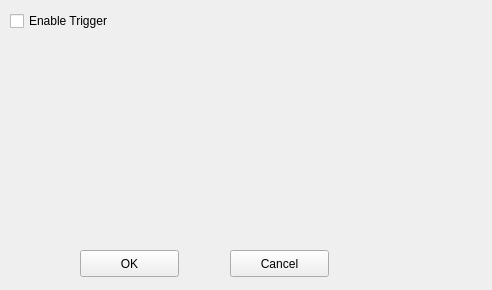
Above: src/triggersetting.ui from ClementINSA/SerialPlot before the change. Below: the same form after it.
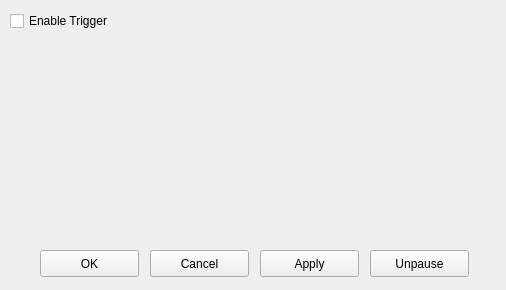
That is the form after the change.

Diff of the .ui file:
```diff
--- a/src/triggersetting.ui
+++ b/src/triggersetting.ui
@@ -6,7 +6,7 @@
    <rect>
     <x>0</x>
     <y>0</y>
-    <width>492</width>
+    <width>506</width>
     <height>290</height>
    </rect>
   </property>
@@ -31,7 +31,7 @@
     <rect>
      <x>10</x>
      <y>40</y>
-     <width>471</width>
+     <width>481</width>
      <height>191</height>
     </rect>
    </property>
@@ -44,7 +44,7 @@
   <widget class="QPushButton" name="pbOk">
    <property name="geometry">
     <rect>
-     <x>80</x>
+     <x>40</x>
      <y>250</y>
      <width>99</width>
      <height>27</height>
@@ -57,7 +57,7 @@
   <widget class="QPushButton" name="pbCancel">
    <property name="geometry">
     <rect>
-     <x>230</x>
+     <x>150</x>
      <y>250</y>
      <width>99</width>
      <height>27</height>
@@ -67,6 +67,32 @@
     <string>Cancel</string>
    </property>
   </widget>
+  <widget class="QPushButton" name="pbApply">
+   <property name="geometry">
+    <rect>
+     <x>260</x>
+     <y>250</y>
+     <width>99</width>
+     <height>27</height>
+    </rect>
+   </property>
+   <property name="text">
+    <string>Apply</string>
+   </property>
+  </widget>
+  <widget class="QPushButton" name="pbUnpause">
+   <property name="geometry">
+    <rect>
+     <x>370</x>
+     <y>250</y>
+     <width>99</width>
+     <height>27</height>
+    </rect>
+   </property>
+   <property name="text">
+    <string>Unpause</string>
+   </property>
+  </widget>
  </widget>
  <resources/>
  <connections/>
```
